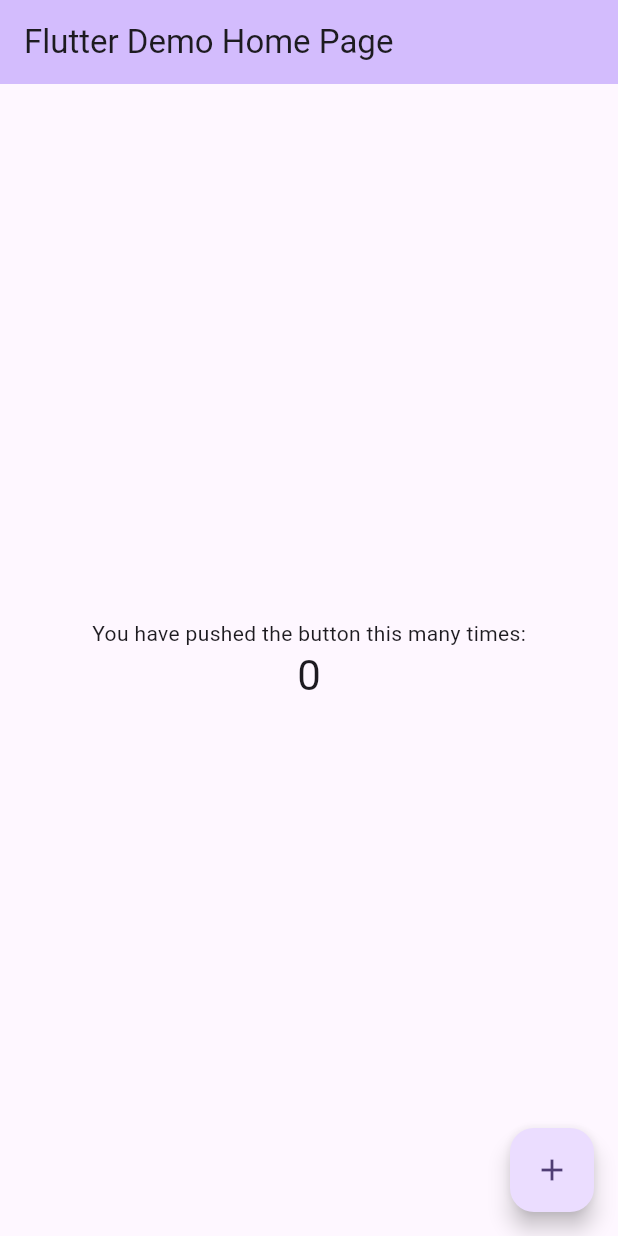
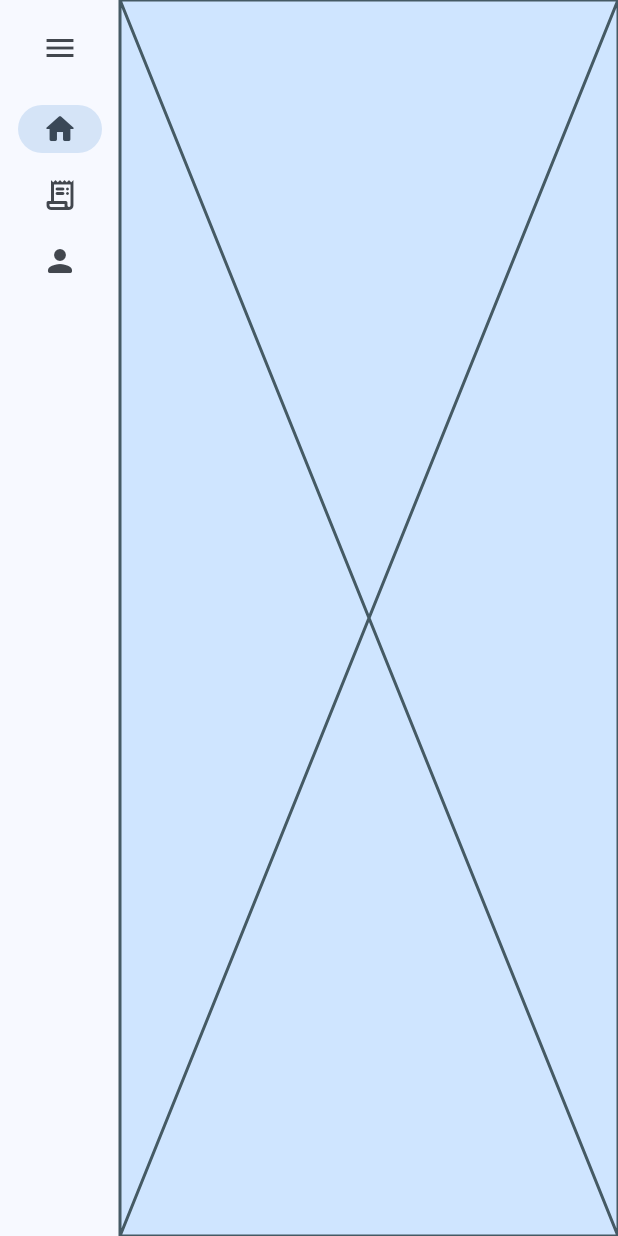
Before and after one commit to Codecooo/tenir, a Flutter app: the screen it shows after launch, on a phone screen of 412 x 824 dp. Run offline on Flutter 3.47's test engine with Material 3 defaults, Android fonts, the phone set to English and light mode, and no system bars.

Commit message:
menambahkan struktur dasar dan navbar

```diff
--- a/lib/main.dart
+++ b/lib/main.dart
@@ -1,121 +1,137 @@
 import 'package:flutter/material.dart';
+import 'package:tenir/ui/widgets/screen_info.dart';
 
 void main() {
-  runApp(const MyApp());
+  runApp(MyApp());
 }
 
 class MyApp extends StatelessWidget {
   const MyApp({super.key});
 
-  // This widget is the root of your application.
   @override
   Widget build(BuildContext context) {
-    return MaterialApp(
-      title: 'Flutter Demo',
+    return LayoutBuilder(
+      builder: (ctx, constraints) {
+        final isWide = constraints.maxWidth > 350;
+        return ScreenInfo(
+          isWide: isWide,
+          child: MaterialApp(
+            title: 'Tenir',
             theme: ThemeData(
-        // This is the theme of your application.
-        //
-        // TRY THIS: Try running your application with "flutter run". You'll see
-        // the application has a purple toolbar. Then, without quitting the app,
-        // try changing the seedColor in the colorScheme below to Colors.green
-        // and then invoke "hot reload" (save your changes or press the "hot
-        // reload" button in a Flutter-supported IDE, or press "r" if you used
-        // the command line to start the app).
-        //
-        // Notice that the counter didn't reset back to zero; the application
-        // state is not lost during the reload. To reset the state, use hot
-        // restart instead.
-        //
-        // This works for code too, not just values: Most code changes can be
-        // tested with just a hot reload.
-        colorScheme: .fromSeed(seedColor: Colors.deepPurple),
+              colorScheme: ColorScheme.fromSeed(
+                seedColor: const Color.fromARGB(30, 97, 168, 232),
               ),
-      home: const MyHomePage(title: 'Flutter Demo Home Page'),
+            ),
+            home: const HomePage(),
+          ),
+        );
+      },
     );
   }
 }
 
-class MyHomePage extends StatefulWidget {
-  const MyHomePage({super.key, required this.title});
-
-  // This widget is the home page of your application. It is stateful, meaning
-  // that it has a State object (defined below) that contains fields that affect
-  // how it looks.
-
-  // This class is the configuration for the state. It holds the values (in this
-  // case the title) provided by the parent (in this case the App widget) and
-  // used by the build method of the State. Fields in a Widget subclass are
-  // always marked "final".
-
-  final String title;
+class HomePage extends StatefulWidget {
+  const HomePage({super.key});
 
   @override
-  State<MyHomePage> createState() => _MyHomePageState();
+  State<HomePage> createState() => _HomePageState();
 }
 
-class _MyHomePageState extends State<MyHomePage> {
-  int _counter = 0;
-
-  void _incrementCounter() {
-    setState(() {
-      // This call to setState tells the Flutter framework that something has
-      // changed in this State, which causes it to rerun the build method below
-      // so that the display can reflect the updated values. If we changed
-      // _counter without calling setState(), then the build method would not be
-      // called again, and so nothing would appear to happen.
-      _counter++;
-    });
-  }
+class _HomePageState extends State<HomePage> {
+  var selectedIndex = 0;
+  var expanded = false;
 
   @override
   Widget build(BuildContext context) {
-    // This method is rerun every time setState is called, for instance as done
-    // by the _incrementCounter method above.
-    //
-    // The Flutter framework has been optimized to make rerunning build methods
-    // fast, so that you can just rebuild anything that needs updating rather
-    // than having to individually change instances of widgets.
+    Widget page;
+
+    /// Ini digunakan untuk menampilkan halaman yang sesuai dengan index yang dipilih pada NavigationRail atau NavigationBar.
+    /// Kalau ingin menambahkan halaman baru, cukup tambahkan case baru di switch statement ini.
+    /// Untuk halaman baru, buat widget baru di folder lib/ui/nama_komponen dan import di sini. Ganti placeholder() dengan widget baru tersebut.
+    switch (selectedIndex) {
+      case 0:
+        page = Placeholder();
+        break;
+      case 1:
+        page = Placeholder();
+        break;
+      case 2:
+        page = Placeholder();
+        break;
+      default:
+        page = Placeholder();
+    }
+
+    final isWide = ScreenInfo.of(context).isWide;
+
     return Scaffold(
-      appBar: AppBar(
-        // TRY THIS: Try changing the color here to a specific color (to
-        // Colors.amber, perhaps?) and trigger a hot reload to see the AppBar
-        // change color while the other colors stay the same.
-        backgroundColor: Theme.of(context).colorScheme.inversePrimary,
-        // Here we take the value from the MyHomePage object that was created by
-        // the App.build method, and use it to set our appbar title.
-        title: Text(widget.title),
+      body: Row(
+        children: [
+          /// Navbar desktop
+          if (isWide)
+            NavigationRail(
+              selectedIndex: selectedIndex,
+              extended: expanded,
+              minExtendedWidth: 200,
+              onDestinationSelected: (value) => setState(() {
+                selectedIndex = value;
+              }),
+              leading: IconButton(
+                onPressed: () => {
+                  setState(() {
+                    expanded = !expanded;
+                  }),
+                },
+                icon: const Icon(Icons.menu),
               ),
-      body: Center(
-        // Center is a layout widget. It takes a single child and positions it
-        // in the middle of the parent.
-        child: Column(
-          // Column is also a layout widget. It takes a list of children and
-          // arranges them vertically. By default, it sizes itself to fit its
-          // children horizontally, and tries to be as tall as its parent.
-          //
-          // Column has various properties to control how it sizes itself and
-          // how it positions its children. Here we use mainAxisAlignment to
-          // center the children vertically; the main axis here is the vertical
-          // axis because Columns are vertical (the cross axis would be
-          // horizontal).
-          //
-          // TRY THIS: Invoke "debug painting" (choose the "Toggle Debug Paint"
-          // action in the IDE, or press "p" in the console), to see the
-          // wireframe for each widget.
-          mainAxisAlignment: .center,
-          children: [
-            const Text('You have pushed the button this many times:'),
-            Text(
-              '$_counter',
-              style: Theme.of(context).textTheme.headlineMedium,
+              destinations: const [
+                NavigationRailDestination(
+                  icon: Icon(Icons.home_rounded),
+                  label: Text('Home'),
+                ),
+                NavigationRailDestination(
+                  icon: Icon(Icons.receipt_long_rounded),
+                  label: Text('Transaksi'),
+                ),
+                NavigationRailDestination(
+                  icon: Icon(Icons.person_rounded),
+                  label: Text('Profil'),
                 ),
               ],
             ),
+          Expanded(
+            child: SafeArea(
+              child: Container(
+                color: Theme.of(context).colorScheme.primaryContainer,
+                child: page,
               ),
-      floatingActionButton: FloatingActionButton(
-        onPressed: _incrementCounter,
-        tooltip: 'Increment',
-        child: const Icon(Icons.add),
+            ),
+          ),
+        ],
+      ),
+
+      /// Navbar mobile
+      bottomNavigationBar: isWide
+          ? null
+          : NavigationBar(
+              selectedIndex: selectedIndex,
+              onDestinationSelected: (value) => setState(() {
+                selectedIndex = value;
+              }),
+              destinations: const [
+                NavigationDestination(
+                  icon: Icon(Icons.home_rounded),
+                  label: 'Home',
+                ),
+                NavigationDestination(
+                  icon: Icon(Icons.receipt_long_rounded),
+                  label: 'Transaksi',
+                ),
+                NavigationDestination(
+                  icon: Icon(Icons.person_rounded),
+                  label: 'Profil',
+                ),
+              ],
             ),
     );
   }
--- /dev/null
+++ b/lib/ui/home/home_screen.dart
@@ -0,0 +1 @@
+// Taruh home screen disini!!!
--- /dev/null
+++ b/lib/ui/widgets/screen_info.dart
@@ -0,0 +1,18 @@
+import 'package:flutter/material.dart';
+
+/// Digunakan untuk mengidentifikasi ukuran layar saat ini. Widget ini akan membungkus [MaterialApp] dan menyediakan informasi apakah layar saat ini lebar atau sempit.
+class ScreenInfo extends InheritedWidget {
+  final bool isWide;
+
+  const ScreenInfo({
+    required this.isWide,
+    required super.child,
+    super.key,
+  });
+
+  static ScreenInfo of(BuildContext context) =>
+      context.dependOnInheritedWidgetOfExactType<ScreenInfo>()!;
+
+  @override
+  bool updateShouldNotify(ScreenInfo old) => isWide != old.isWide;
+}
```
Lines whose indentation alone changed are shown as unchanged.
